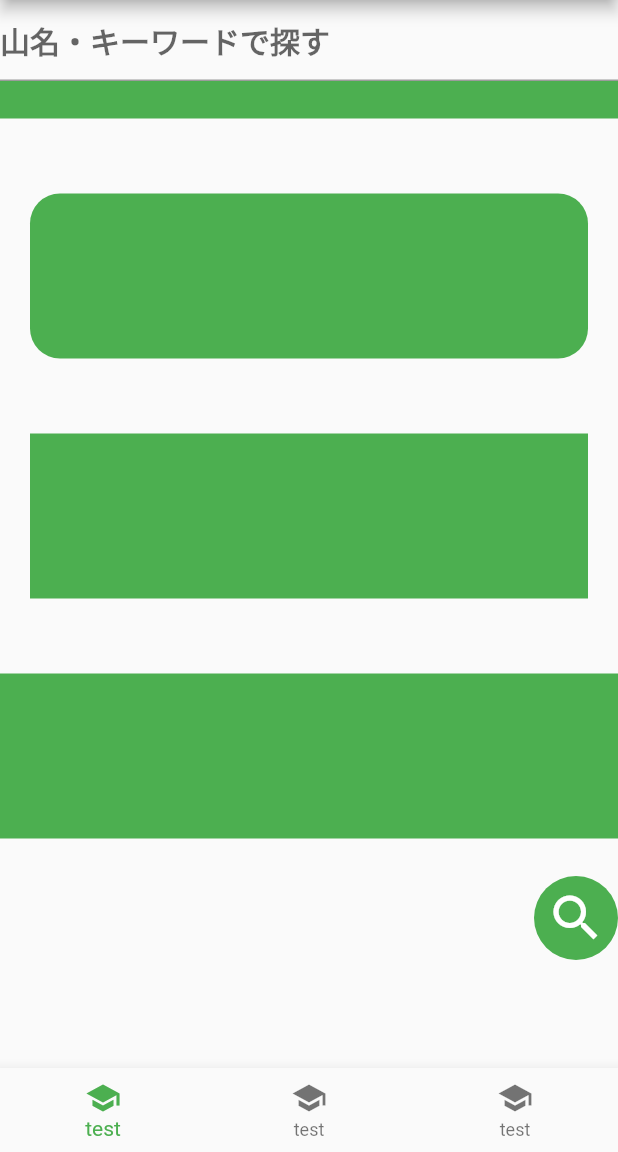
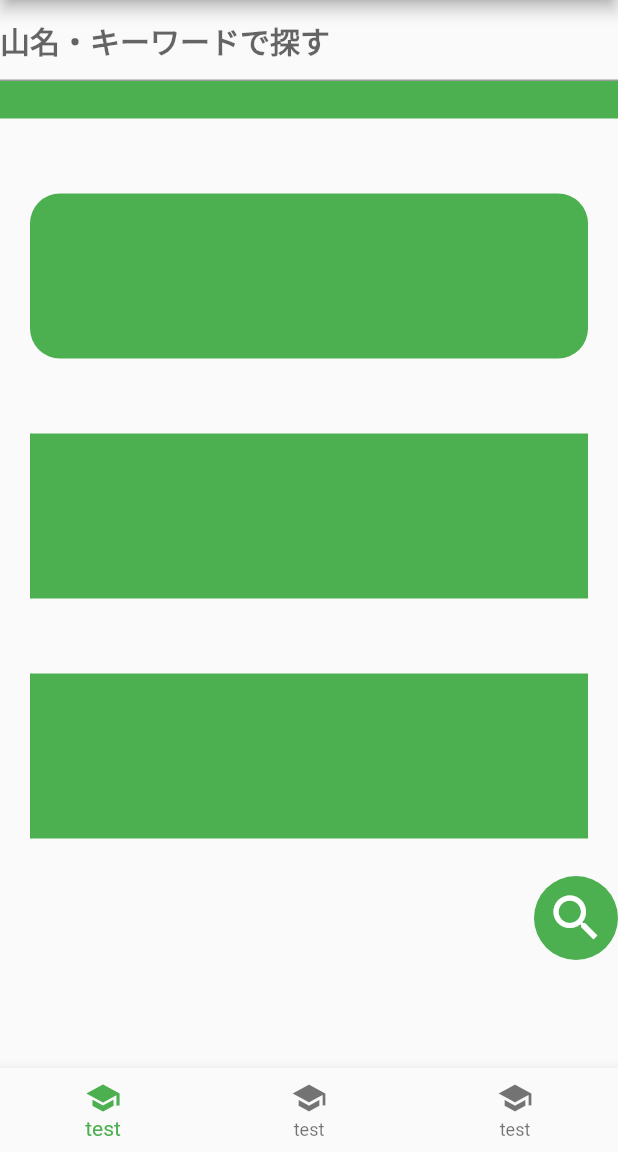
Before and after one commit to kolbe-ryo/Yamatching_dev, a Flutter app: the screen it shows after launch, on a phone screen of 412 x 824 dp, the part 84-1236 px from its top. Run offline on Flutter 3.47's test engine with Material 2 defaults, Android fonts, the phone set to English and light mode, and no system bars; Roboto replaces fonts that are missing (KaiseiOpti-Bold).

Commit message:
クラスの切り分け

```diff
--- /dev/null
+++ b/lib/UI/components/searching_bar.dart
@@ -0,0 +1,28 @@
+import 'package:flutter/material.dart';
+
+class SeachingBar extends StatefulWidget {
+  const SeachingBar({Key? key}) : super(key: key);
+
+  @override
+  State<SeachingBar> createState() => _SeachingBarState();
+}
+
+class _SeachingBarState extends State<SeachingBar> {
+  @override
+  Widget build(BuildContext context) {
+    return Container(
+      width: double.infinity,
+      child: TextField(
+        style: TextStyle(
+          fontFamily: 'KaiseiOpti-Bold',
+          fontSize: 20,
+          color: Colors.white,
+          fontWeight: FontWeight.bold,
+        ),
+        decoration: InputDecoration(
+          hintText: '山名・キーワードで探す',
+        ),
+      ),
+    );
+  }
+}
--- /dev/null
+++ b/lib/UI/favorite_page.dart
@@ -0,0 +1,15 @@
+import 'package:flutter/material.dart';
+
+class FavoritePage extends StatefulWidget {
+  const FavoritePage({Key? key}) : super(key: key);
+
+  @override
+  State<FavoritePage> createState() => _FavoritePageState();
+}
+
+class _FavoritePageState extends State<FavoritePage> {
+  @override
+  Widget build(BuildContext context) {
+    return Container();
+  }
+}
--- /dev/null
+++ b/lib/UI/my_account_page.dart
@@ -0,0 +1,15 @@
+import 'package:flutter/material.dart';
+
+class MyAccountPage extends StatefulWidget {
+  const MyAccountPage({Key? key}) : super(key: key);
+
+  @override
+  State<MyAccountPage> createState() => _MyAccountPageState();
+}
+
+class _MyAccountPageState extends State<MyAccountPage> {
+  @override
+  Widget build(BuildContext context) {
+    return Container();
+  }
+}
--- /dev/null
+++ b/lib/UI/top_page.dart
@@ -0,0 +1,74 @@
+import 'package:flutter/material.dart';
+import 'package:yamatching/constants/conatants.dart';
+
+class Toppage extends StatefulWidget {
+  const Toppage({Key? key}) : super(key: key);
+
+  @override
+  State<Toppage> createState() => _ToppageState();
+}
+
+class _ToppageState extends State<Toppage> {
+  @override
+  Widget build(BuildContext context) {
+    return Column(
+      children: [
+        Padding(
+          padding: EdgeInsets.only(
+            bottom: 25, //下に２０
+          ),
+          child: Container(
+            color: Colors.green,
+            height: 25,
+          ),
+        ),
+        Padding(
+          padding:
+              EdgeInsets.symmetric(vertical: 25, horizontal: kPadding), //上と下に２０
+          child: Container(
+            height: 110,
+            decoration: BoxDecoration(
+              color: Colors.green,
+              borderRadius: BorderRadius.horizontal(
+                right: Radius.circular(20),
+                left: Radius.circular(20),
+              ),
+            ),
+          ),
+        ),
+        Padding(
+          padding: EdgeInsets.symmetric(vertical: 25, horizontal: kPadding),
+          //上と下に２０
+          child: Container(
+            color: Colors.green,
+            height: 110,
+          ),
+        ),
+        Padding(
+          padding:
+              EdgeInsets.symmetric(vertical: 25, horizontal: kPadding), //上と下に２０
+          child: Container(
+            color: Colors.green,
+            height: 110,
+          ),
+        ),
+        Align(
+          alignment: Alignment(1, 1),
+          child: ClipOval(
+            child: Material(
+              color: Colors.green,
+              child: Padding(
+                padding: const EdgeInsets.all(8.0),
+                child: Icon(
+                  Icons.search,
+                  size: 40,
+                  color: Colors.white,
+                ),
+              ),
+            ),
+          ),
+        )
+      ],
+    );
+  }
+}
--- /dev/null
+++ b/lib/constants/conatants.dart
@@ -0,0 +1,12 @@
+import 'package:flutter/material.dart';
+import 'package:yamatching/UI/favorite_page.dart';
+import 'package:yamatching/UI/my_account_page.dart';
+import 'package:yamatching/UI/top_page.dart';
+
+const double kPadding = 20.0;
+
+const List<Widget> kBarCrassItems = [
+  Toppage(),
+  FavoritePage(),
+  MyAccountPage(),
+];
--- a/lib/main.dart
+++ b/lib/main.dart
@@ -1,35 +1,34 @@
 import 'package:flutter/material.dart';
+import 'package:yamatching/UI/components/searching_bar.dart';
+import 'package:yamatching/constants/conatants.dart';
 
-void main() {
-  runApp(const MyApp());
-}
+void main() => runApp(const Yamatching());
 
-class MyApp extends StatelessWidget {
-  const MyApp({Key? key}) : super(key: key);
+class Yamatching extends StatelessWidget {
+  const Yamatching({Key? key}) : super(key: key);
 
-  // This widget is the root of your application.
   @override
   Widget build(BuildContext context) {
     return MaterialApp(
-      title: 'Flutter Demo',
+      title: 'Yamatching',
       theme: ThemeData(
         primarySwatch: Colors.green,
       ),
-      home: const MyHomePage(title: 'Flutter Demo Home Page'),
+      home: const MainPage(),
     );
   }
 }
 
-class MyHomePage extends StatefulWidget {
-  const MyHomePage({Key? key, required this.title}) : super(key: key);
-
-  final String title;
+class MainPage extends StatefulWidget {
+  const MainPage({
+    Key? key,
+  }) : super(key: key);
 
   @override
-  State<MyHomePage> createState() => _MyHomePageState();
+  State<MainPage> createState() => _MainPageState();
 }
 
-class _MyHomePageState extends State<MyHomePage> {
+class _MainPageState extends State<MainPage> {
   int _currentIndex = 0;
 
   @override
@@ -37,7 +36,7 @@ class _MyHomePageState extends State<MyHomePage> {
     return Scaffold(
       appBar: AppBar(
           centerTitle: false,
-          title: Text(
+          title: const Text(
             "Yamatching",
             style: TextStyle(
               fontFamily: 'SquarePeg-Regular',
@@ -46,7 +45,7 @@ class _MyHomePageState extends State<MyHomePage> {
               fontWeight: FontWeight.bold,
             ),
           ),
-          actions: <Widget>[
+          actions: const <Widget>[
             Icon(
               Icons.sunny,
               size: 40,
@@ -54,78 +53,12 @@ class _MyHomePageState extends State<MyHomePage> {
           ]),
       body: Column(
         children: [
-          Container(
-            width: double.infinity,
-            child: TextField(
-              style: TextStyle(
-                fontFamily: 'KaiseiOpti-Bold',
-                fontSize: 20,
-                color: Colors.white,
-                fontWeight: FontWeight.bold,
-              ),
-              decoration: InputDecoration(
-                hintText: '山名・キーワードで探す',
-              ),
-            ),
-          ),
-          Padding(
-            padding: EdgeInsets.only(
-              bottom: 25, //下に２０
-            ),
-            child: Container(
-              color: Colors.green,
-              height: 25,
-            ),
-          ),
-          Padding(
-            padding:
-                EdgeInsets.symmetric(vertical: 25, horizontal: 20), //上と下に２０
-            child: Container(
-              height: 110,
-              decoration: BoxDecoration(
-                color: Colors.green,
-                borderRadius: BorderRadius.horizontal(
-                  right: Radius.circular(20),
-                  left: Radius.circular(20),
-                ),
-              ),
-            ),
-          ),
-          Padding(
-            padding: EdgeInsets.symmetric(vertical: 25, horizontal: 20),
-            //上と下に２０
-            child: Container(
-              color: Colors.green,
-              height: 110,
-            ),
-          ),
-          Padding(
-            padding: EdgeInsets.symmetric(vertical: 25), //上と下に２０
-            child: Container(
-              color: Colors.green,
-              height: 110,
-            ),
-          ),
-          Align(
-            alignment: Alignment(1, 1),
-            child: ClipOval(
-              child: Material(
-                color: Colors.green,
-                child: Padding(
-                  padding: const EdgeInsets.all(8.0),
-                  child: Icon(
-                    Icons.search,
-                    size: 40,
-                    color: Colors.white,
-                  ),
-                ),
-              ),
-            ),
-          )
+          SeachingBar(),
+          kBarCrassItems[_currentIndex],
         ],
       ),
       bottomNavigationBar: BottomNavigationBar(
-        items: [
+        items: const [
           BottomNavigationBarItem(icon: Icon(Icons.school), label: "test"),
           BottomNavigationBarItem(icon: Icon(Icons.school), label: "test"),
           BottomNavigationBarItem(icon: Icon(Icons.school), label: "test"),
```
